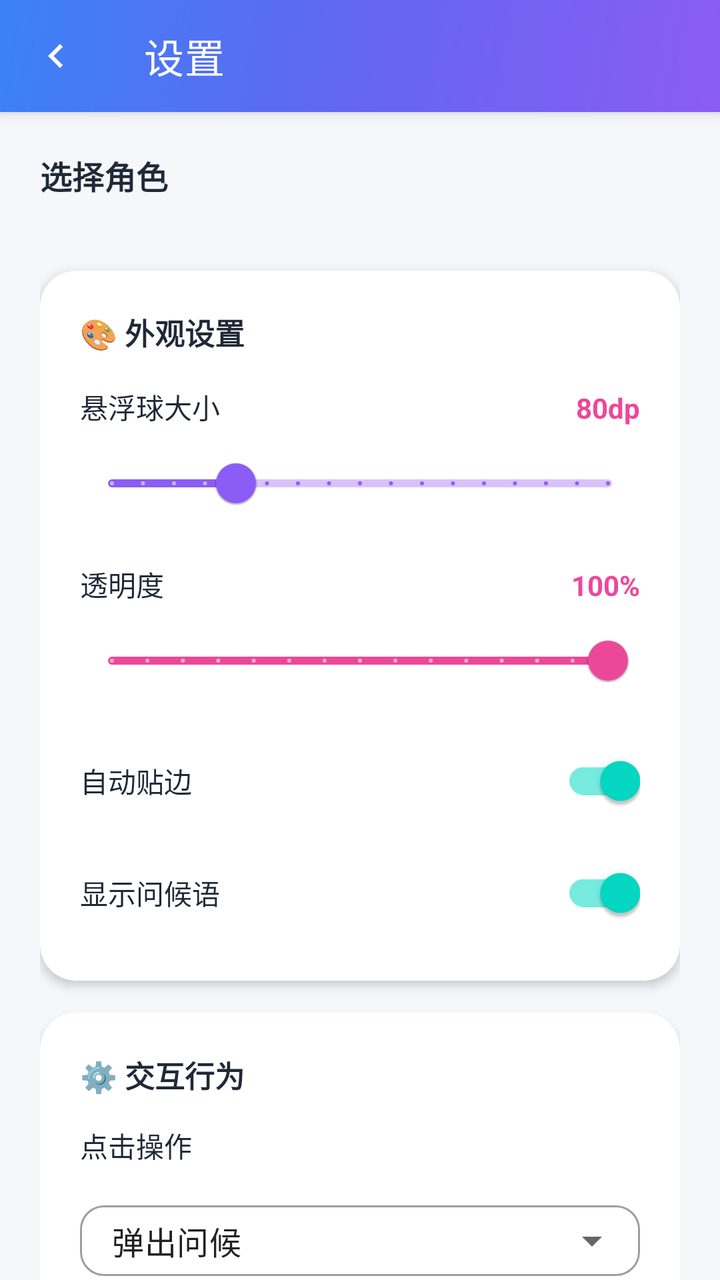
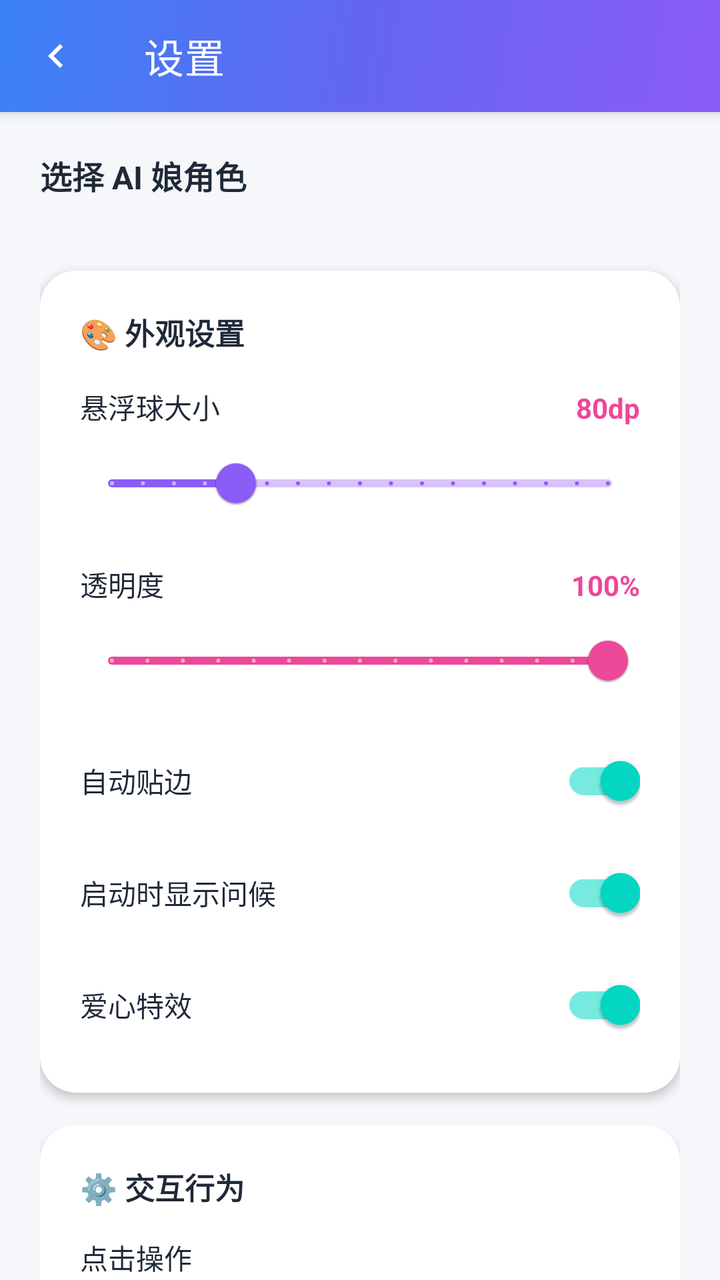

Screens rendered from an Android XML layout before and after an edit, with the pre-edit source and the edit as a unified diff.
<!-- AndroidManifest.xml: application theme Theme.AIGirlFloatBall -->
<!-- res/layout/activity_settings.xml -->
<?xml version="1.0" encoding="utf-8"?>
<androidx.coordinatorlayout.widget.CoordinatorLayout xmlns:android="http://schemas.android.com/apk/res/android"
    xmlns:app="http://schemas.android.com/apk/res-auto"
    android:layout_width="match_parent"
    android:layout_height="match_parent"
    android:background="@color/bg_main">

    <com.google.android.material.appbar.AppBarLayout
        android:layout_width="match_parent"
        android:layout_height="wrap_content"
        android:background="@drawable/bg_header_gradient"
        android:theme="@style/ThemeOverlay.MaterialComponents.Dark.ActionBar">

        <com.google.android.material.appbar.MaterialToolbar
            android:id="@+id/toolbar"
            android:layout_width="match_parent"
            android:layout_height="?attr/actionBarSize"
            app:navigationIcon="@drawable/ic_back"
            app:title="@string/settings"
            app:titleTextColor="@color/white" />

    </com.google.android.material.appbar.AppBarLayout>

    <androidx.core.widget.NestedScrollView
        android:layout_width="match_parent"
        android:layout_height="match_parent"
        app:layout_behavior="@string/appbar_scrolling_view_behavior">

        <LinearLayout
            android:layout_width="match_parent"
            android:layout_height="wrap_content"
            android:orientation="vertical"
            android:padding="20dp">

            
            <TextView
                android:layout_width="wrap_content"
                android:layout_height="wrap_content"
                android:text="@string/character_select"
                android:textSize="16sp"
                android:textStyle="bold"
                android:textColor="@color/text_primary" />

            <androidx.recyclerview.widget.RecyclerView
                android:id="@+id/rvCharacters"
                android:layout_width="match_parent"
                android:layout_height="wrap_content"
                android:layout_marginTop="12dp"
                android:clipToPadding="false"
                android:paddingBottom="8dp" />

            
            <com.google.android.material.card.MaterialCardView
                android:layout_width="match_parent"
                android:layout_height="wrap_content"
                android:layout_marginTop="16dp"
                app:cardCornerRadius="18dp"
                app:cardElevation="3dp"
                app:cardBackgroundColor="@color/bg_card">

                <LinearLayout
                    android:layout_width="match_parent"
                    android:layout_height="wrap_content"
                    android:orientation="vertical"
                    android:padding="20dp">

                    <TextView
                        android:layout_width="wrap_content"
                        android:layout_height="wrap_content"
                        android:text="🎨 外观设置"
                        android:textSize="15sp"
                        android:textStyle="bold"
                        android:textColor="@color/text_primary" />

                    
                    <LinearLayout
                        android:layout_width="match_parent"
                        android:layout_height="wrap_content"
                        android:layout_marginTop="16dp"
                        android:orientation="vertical">

                        <LinearLayout
                            android:layout_width="match_parent"
                            android:layout_height="wrap_content"
                            android:orientation="horizontal">

                            <TextView
                                android:layout_width="0dp"
                                android:layout_height="wrap_content"
                                android:layout_weight="1"
                                android:text="@string/ball_size"
                                android:textColor="@color/text_primary" />

                            <TextView
                                android:id="@+id/tvSizeValue"
                                android:layout_width="wrap_content"
                                android:layout_height="wrap_content"
                                android:text="80dp"
                                android:textColor="@color/accent_maid"
                                android:textStyle="bold" />
                        </LinearLayout>

                        <com.google.android.material.slider.Slider
                            android:id="@+id/sliderSize"
                            android:layout_width="match_parent"
                            android:layout_height="wrap_content"
                            android:layout_marginTop="4dp"
                            android:valueFrom="60"
                            android:valueTo="140"
                            android:stepSize="5"
                            android:value="80"
                            app:trackColorActive="@color/accent_mage"
                            app:thumbColor="@color/accent_mage" />
                    </LinearLayout>

                    
                    <LinearLayout
                        android:layout_width="match_parent"
                        android:layout_height="wrap_content"
                        android:layout_marginTop="16dp"
                        android:orientation="vertical">

                        <LinearLayout
                            android:layout_width="match_parent"
                            android:layout_height="wrap_content"
                            android:orientation="horizontal">

                            <TextView
                                android:layout_width="0dp"
                                android:layout_height="wrap_content"
                                android:layout_weight="1"
                                android:text="@string/ball_opacity"
                                android:textColor="@color/text_primary" />

                            <TextView
                                android:id="@+id/tvOpacityValue"
                                android:layout_width="wrap_content"
                                android:layout_height="wrap_content"
                                android:text="100%"
                                android:textColor="@color/accent_maid"
                                android:textStyle="bold" />
                        </LinearLayout>

                        <com.google.android.material.slider.Slider
                            android:id="@+id/sliderOpacity"
                            android:layout_width="match_parent"
                            android:layout_height="wrap_content"
                            android:layout_marginTop="4dp"
                            android:valueFrom="30"
                            android:valueTo="100"
                            android:stepSize="5"
                            android:value="100"
                            app:trackColorActive="@color/accent_maid"
                            app:thumbColor="@color/accent_maid" />
                    </LinearLayout>

                    <com.google.android.material.switchmaterial.SwitchMaterial
                        android:id="@+id/switchAutoEdge"
                        android:layout_width="match_parent"
                        android:layout_height="wrap_content"
                        android:layout_marginTop="12dp"
                        android:checked="true"
                        android:text="@string/auto_edge"
                        android:textColor="@color/text_primary" />

                    <com.google.android.material.switchmaterial.SwitchMaterial
                        android:id="@+id/switchHello"
                        android:layout_width="match_parent"
                        android:layout_height="wrap_content"
                        android:layout_marginTop="8dp"
                        android:checked="true"
                        android:text="@string/show_hello"
                        android:textColor="@color/text_primary" />

                </LinearLayout>
            </com.google.android.material.card.MaterialCardView>

            
            <com.google.android.material.card.MaterialCardView
                android:layout_width="match_parent"
                android:layout_height="wrap_content"
                android:layout_marginTop="16dp"
                app:cardCornerRadius="18dp"
                app:cardElevation="3dp"
                app:cardBackgroundColor="@color/bg_card">

                <LinearLayout
                    android:layout_width="match_parent"
                    android:layout_height="wrap_content"
                    android:orientation="vertical"
                    android:padding="20dp">

                    <TextView
                        android:layout_width="wrap_content"
                        android:layout_height="wrap_content"
                        android:text="⚙️ 交互行为"
                        android:textSize="15sp"
                        android:textStyle="bold"
                        android:textColor="@color/text_primary" />

                    <TextView
                        android:layout_width="wrap_content"
                        android:layout_height="wrap_content"
                        android:layout_marginTop="14dp"
                        android:text="@string/click_action"
                        android:textColor="@color/text_primary" />

                    <com.google.android.material.textfield.TextInputLayout
                        android:layout_width="match_parent"
                        android:layout_height="wrap_content"
                        android:layout_marginTop="8dp"
                        style="@style/Widget.MaterialComponents.TextInputLayout.OutlinedBox.ExposedDropdownMenu"
                        app:boxCornerRadiusTopStart="12dp"
                        app:boxCornerRadiusTopEnd="12dp"
                        app:boxCornerRadiusBottomStart="12dp"
                        app:boxCornerRadiusBottomEnd="12dp">

                        <AutoCompleteTextView
                            android:id="@+id/actvClickAction"
                            android:layout_width="match_parent"
                            android:layout_height="wrap_content"
                            android:inputType="none"
                            android:paddingVertical="6dp"
                            android:text="@string/action_hello" />
                    </com.google.android.material.textfield.TextInputLayout>

                </LinearLayout>
            </com.google.android.material.card.MaterialCardView>

            <com.google.android.material.button.MaterialButton
                android:id="@+id/btnSaveAndRestart"
                android:layout_width="match_parent"
                android:layout_height="wrap_content"
                android:layout_marginTop="24dp"
                android:text="保存并重启悬浮球"
                app:cornerRadius="16dp"
                android:backgroundTint="@color/purple_500" />

        </LinearLayout>

    </androidx.core.widget.NestedScrollView>

</androidx.coordinatorlayout.widget.CoordinatorLayout>
<!-- resources referenced by this layout -->
<resources>
  <color name="accent_mage">#FF8B5CF6</color>
  <color name="accent_maid">#FFEC4899</color>
  <color name="bg_card">#FFFFFFFF</color>
  <color name="bg_main">#FFF5F7FA</color>
  <color name="purple_500">#FF6200EE</color>
  <color name="text_primary">#FF1F2937</color>
  <color name="white">#FFFFFFFF</color>
  <!-- drawable bg_header_gradient (drawable) -->
  <?xml version="1.0" encoding="utf-8"?>
  <shape xmlns:android="http://schemas.android.com/apk/res/android"
      android:shape="rectangle">
      <gradient
          android:angle="135"
          android:startColor="#8B5CF6"
          android:centerColor="#6366F1"
          android:endColor="#3B82F6" />
  </shape>
  <!-- drawable ic_back (drawable) -->
  <?xml version="1.0" encoding="utf-8"?>
  <vector xmlns:android="http://schemas.android.com/apk/res/android"
      android:width="24dp"
      android:height="24dp"
      android:viewportWidth="24"
      android:viewportHeight="24">
      <path
          android:fillColor="#FFFFFF"
          android:pathData="M15.41,7.41 14,6 L8,12 L14,18 L15.41,16.59 L10.83,12 Z" />
  </vector>
  <string name="action_hello">弹出问候</string>
  <string name="auto_edge">自动贴边</string>
  <string name="ball_opacity">透明度</string>
  <string name="ball_size">悬浮球大小</string>
  <string name="character_select">选择角色</string>
  <string name="click_action">点击操作</string>
  <string name="settings">设置</string>
  <string name="show_hello">显示问候语</string>
  <style name="Theme.AIGirlFloatBall" parent="Theme.MaterialComponents.DayNight.NoActionBar">
          <item name="colorPrimary">@color/purple_500</item>
          <item name="colorPrimaryVariant">@color/purple_700</item>
          <item name="colorOnPrimary">@color/white</item>
          <item name="colorSecondary">@color/teal_200</item>
          <item name="colorSecondaryVariant">@color/teal_700</item>
          <item name="colorOnSecondary">@color/black</item>
          <item name="android:statusBarColor">?attr/colorPrimaryVariant</item>
          <item name="android:windowLightStatusBar" tools:targetApi="m">false</item>
      </style>
  <color name="purple_700">#FF3700B3</color>
  <color name="teal_200">#FF03DAC5</color>
  <color name="teal_700">#FF018786</color>
  <color name="black">#FF000000</color>
</resources>

<!-- the commit's change to res/layout/activity_settings.xml (unified diff, before → after) -->
@@ -172,6 +172,15 @@
                         android:text="@string/show_hello"
                         android:textColor="@color/text_primary" />
 
+                    <com.google.android.material.switchmaterial.SwitchMaterial
+                        android:id="@+id/switchHeart"
+                        android:layout_width="match_parent"
+                        android:layout_height="wrap_content"
+                        android:layout_marginTop="8dp"
+                        android:checked="true"
+                        android:text="爱心特效"
+                        android:textColor="@color/text_primary" />
+
                 </LinearLayout>
             </com.google.android.material.card.MaterialCardView>
 
<!-- resource entries referenced after the edit -->
@@ -32,10 +32,10 @@
   <string name="auto_edge">自动贴边</string>
   <string name="ball_opacity">透明度</string>
   <string name="ball_size">悬浮球大小</string>
-  <string name="character_select">选择角色</string>
+  <string name="character_select">选择 AI 娘角色</string>
   <string name="click_action">点击操作</string>
   <string name="settings">设置</string>
-  <string name="show_hello">显示问候语</string>
+  <string name="show_hello">启动时显示问候</string>
   <style name="Theme.AIGirlFloatBall" parent="Theme.MaterialComponents.DayNight.NoActionBar">
           <item name="colorPrimary">@color/purple_500</item>
           <item name="colorPrimaryVariant">@color/purple_700</item>
